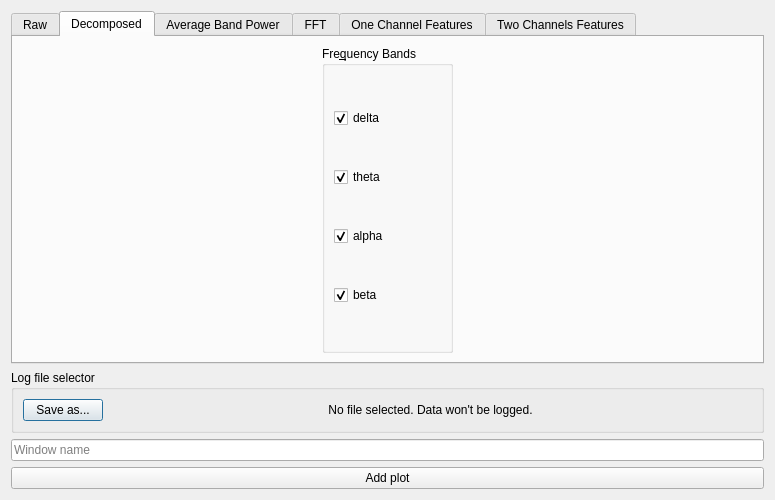
First picture: the form in veegs/plotWindow.ui, repository Xiul109/VEEGS, before the edit.
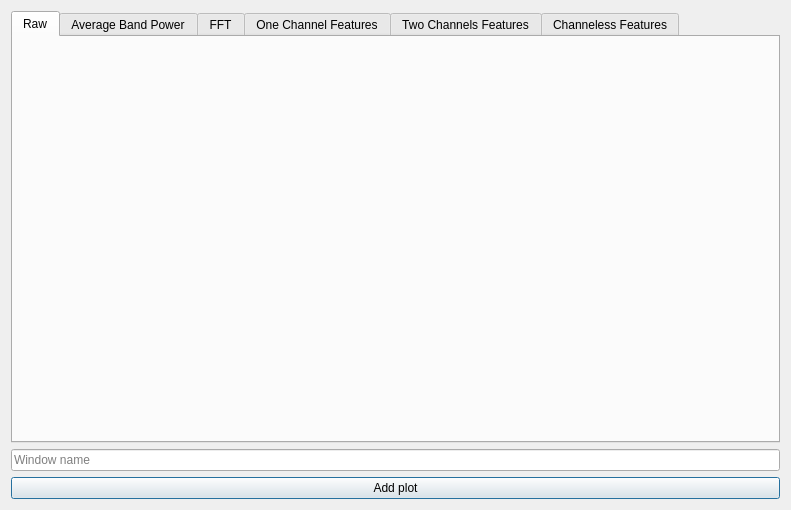
Second picture: the form after the edit. The open tabs and pages were chosen to show the change.

```diff
--- a/veegs/plotWindow.ui
+++ b/veegs/plotWindow.ui
@@ -6,8 +6,8 @@
    <rect>
     <x>0</x>
     <y>0</y>
-    <width>775</width>
-    <height>500</height>
+    <width>791</width>
+    <height>510</height>
    </rect>
   </property>
   <property name="sizePolicy">
@@ -52,89 +52,6 @@
       </attribute>
       <layout class="QHBoxLayout" name="horizontalLayout"/>
      </widget>
-     <widget class="QWidget" name="decomposedTab">
-      <property name="accessibleName">
-       <string>Decomposed</string>
-      </property>
-      <property name="layoutDirection">
-       <enum>Qt::LeftToRight</enum>
-      </property>
-      <attribute name="title">
-       <string>Decomposed</string>
-      </attribute>
-      <layout class="QHBoxLayout" name="horizontalLayout_2">
-       <item>
-        <widget class="QGroupBox" name="groupBox">
-         <property name="sizePolicy">
-          <sizepolicy hsizetype="Fixed" vsizetype="Preferred">
-           <horstretch>0</horstretch>
-           <verstretch>0</verstretch>
-          </sizepolicy>
-         </property>
-         <property name="layoutDirection">
-          <enum>Qt::LeftToRight</enum>
-         </property>
-         <property name="title">
-          <string>Fre&amp;quency Bands</string>
-         </property>
-         <layout class="QGridLayout" name="gridLayout">
-          <item row="3" column="0">
-           <widget class="QCheckBox" name="betaCB">
-            <property name="accessibleName">
-             <string>beta</string>
-            </property>
-            <property name="text">
-             <string>beta</string>
-            </property>
-            <property name="checked">
-             <bool>true</bool>
-            </property>
-           </widget>
-          </item>
-          <item row="0" column="0">
-           <widget class="QCheckBox" name="deltaCB">
-            <property name="accessibleName">
-             <string>delta</string>
-            </property>
-            <property name="text">
-             <string>delta</string>
-            </property>
-            <property name="checked">
-             <bool>true</bool>
-            </property>
-           </widget>
-          </item>
-          <item row="2" column="0">
-           <widget class="QCheckBox" name="alphaCB">
-            <property name="accessibleName">
-             <string>alpha</string>
-            </property>
-            <property name="text">
-             <string>alpha</string>
-            </property>
-            <property name="checked">
-             <bool>true</bool>
-            </property>
-           </widget>
-          </item>
-          <item row="1" column="0">
-           <widget class="QCheckBox" name="thetaCB">
-            <property name="accessibleName">
-             <string>theta</string>
-            </property>
-            <property name="text">
-             <string>theta</string>
-            </property>
-            <property name="checked">
-             <bool>true</bool>
-            </property>
-           </widget>
-          </item>
-         </layout>
-        </widget>
-       </item>
-      </layout>
-     </widget>
      <widget class="QWidget" name="averagePowerBandTab">
       <property name="accessibleName">
        <string>Average Band Power</string>
@@ -286,56 +203,32 @@
        </item>
       </layout>
      </widget>
-    </widget>
-   </item>
-   <item>
-    <widget class="QGroupBox" name="groupBox_3">
-     <property name="sizePolicy">
-      <sizepolicy hsizetype="Preferred" vsizetype="Fixed">
-       <horstretch>0</horstretch>
-       <verstretch>0</verstretch>
-      </sizepolicy>
-     </property>
-     <property name="title">
-      <string>Log file selector</string>
-     </property>
-     <layout class="QHBoxLayout" name="horizontalLayout_4">
-      <item>
-       <widget class="QPushButton" name="loggerButton">
-        <property name="sizePolicy">
-         <sizepolicy hsizetype="Fixed" vsizetype="Minimum">
-          <horstretch>0</horstretch>
-          <verstretch>0</verstretch>
-         </sizepolicy>
-        </property>
-        <property name="text">
-         <string>Save as...</string>
-        </property>
-       </widget>
-      </item>
-      <item>
-       <widget class="QLabel" name="loggerLabel">
-        <property name="sizePolicy">
-         <sizepolicy hsizetype="Expanding" vsizetype="Preferred">
-          <horstretch>0</horstretch>
-          <verstretch>0</verstretch>
-         </sizepolicy>
-        </property>
-        <property name="text">
-         <string>No file selected. Data won't be logged.</string>
-        </property>
-        <property name="textFormat">
-         <enum>Qt::RichText</enum>
-        </property>
-        <property name="alignment">
-         <set>Qt::AlignCenter</set>
-        </property>
-        <property name="wordWrap">
-         <bool>true</bool>
-        </property>
-       </widget>
-      </item>
-     </layout>
+     <widget class="QWidget" name="tab">
+      <attribute name="title">
+       <string>Channeless Features</string>
+      </attribute>
+      <layout class="QHBoxLayout" name="horizontalLayout_2">
+       <item>
+        <widget class="QGroupBox" name="groupBox">
+         <property name="title">
+          <string>Features</string>
+         </property>
+         <layout class="QVBoxLayout" name="verticalLayout">
+          <item>
+           <widget class="QCheckBox" name="engagementCB">
+            <property name="toolTip">
+             <string>This feature doesn't use an specific channel</string>
+            </property>
+            <property name="text">
+             <string>Engagement Level</string>
+            </property>
+           </widget>
+          </item>
+         </layout>
+        </widget>
+       </item>
+      </layout>
+     </widget>
     </widget>
    </item>
    <item>
```
Left out of the diff: 12 changed lines with no effect on the pictures.
